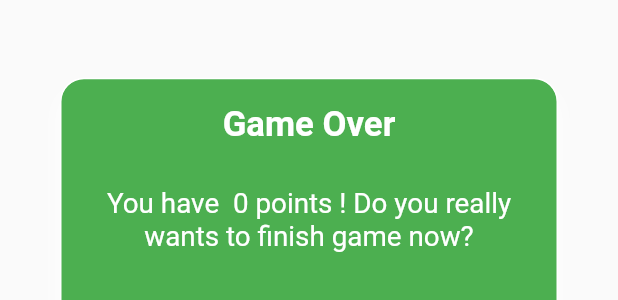
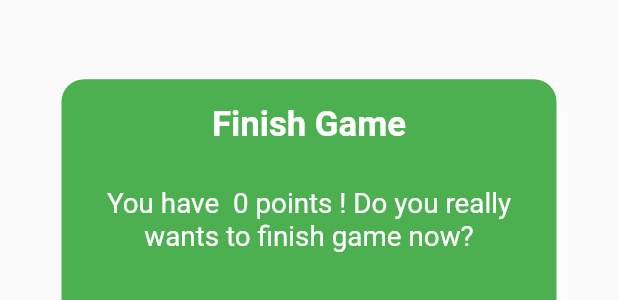
Before and after one commit to lyabs243/True-False-Quiz, a Flutter app: the DialogFinishGame widget shown alone on an empty page, opened directly with empty values, on a phone screen of 412 x 824 dp. Shown: the part 436-736 px from the top of the screen. Run offline on Flutter 3.47's test engine with Material 2 defaults, Android fonts, the phone set to English and light mode, and no system bars; our stand-ins replace dio, fluttertoast, google_sign_in, html_unescape, progress_dialog, share and 1 more; accounts and stored records are empty; network calls fail.

Commit message:
Change dialog title

```diff
--- a/lib/screens/game_play/components/dialog/dialog_finish_game.dart
+++ b/lib/screens/game_play/components/dialog/dialog_finish_game.dart
@@ -52,7 +52,7 @@ class DialogFinishGame extends StatelessWidget {
             mainAxisSize: MainAxisSize.min, // To make the card compact
             children: <Widget>[
               Text(
-                MyLocalizations.of(context).localization['game_over'],
+                MyLocalizations.of(context).localization['finish_game'],
                 style: TextStyle(
                   fontSize: (24.0 / 853) * MediaQuery.of(context).size.height,
                   fontWeight: FontWeight.w700,
```
